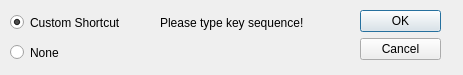
First picture: the form in source/VIEW/DIALOGS/editSingleShortcut.ui, repository BALL-Project/ball, before the edit.
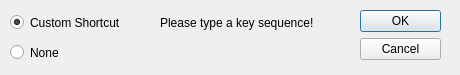
Second picture: the form after the edit.

The edit to the form file:
```diff
--- a/source/VIEW/DIALOGS/editSingleShortcut.ui
+++ b/source/VIEW/DIALOGS/editSingleShortcut.ui
@@ -1,11 +1,11 @@
 <ui version="4.0" >
  <class>EditSingleShortcutData</class>
- <widget class="QWidget" name="EditSingleShortcutData" >
-  <property name="geometry" >
+ <widget class="QWidget" name="EditSingleShortcutData">
+  <property name="geometry">
    <rect>
     <x>0</x>
     <y>0</y>
-    <width>463</width>
+    <width>460</width>
     <height>75</height>
    </rect>
   </property>
@@ -86,8 +86,8 @@
    <property name="whatsThis" >
     <string>Dialog for defining customized shortcuts.</string>
    </property>
-   <property name="text" >
-    <string>Please type key sequence!</string>
+   <property name="text">
+    <string>Please type a key sequence!</string>
    </property>
   </widget>
   <widget class="QRadioButton" name="customize_button" >
```
Left out of the diff: 51 changed lines with no effect on the pictures.
